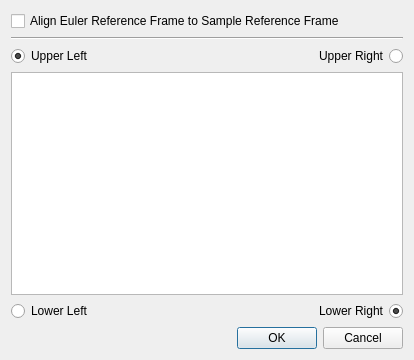
Qt form Source/Plugins/EbsdImport/UI/EbsdReferenceFrameDialog.ui (BlueQuartzSoftware/DREAM3D) before a commit.
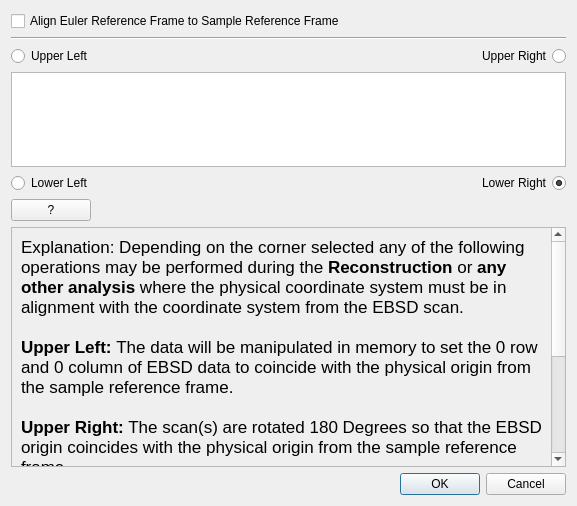
The same form after that commit.

Commit message: Adding long explanation of the reference frame transform. Removing widgets from the grain generator that are not being used currently

Diff of the .ui file:
```diff
--- a/Source/Plugins/EbsdImport/UI/EbsdReferenceFrameDialog.ui
+++ b/Source/Plugins/EbsdImport/UI/EbsdReferenceFrameDialog.ui
@@ -6,15 +6,15 @@
    <rect>
     <x>0</x>
     <y>0</y>
-    <width>414</width>
-    <height>360</height>
+    <width>577</width>
+    <height>506</height>
    </rect>
   </property>
   <property name="windowTitle">
    <string>Advanced Reference Frame Options</string>
   </property>
   <layout class="QGridLayout" name="gridLayout">
-   <item row="6" column="0" colspan="2">
+   <item row="7" column="0" colspan="2">
     <widget class="QDialogButtonBox" name="buttonBox">
      <property name="orientation">
       <enum>Qt::Horizontal</enum>
@@ -33,7 +33,7 @@
       <string>Ctrl+S</string>
      </property>
      <property name="checked">
-      <bool>true</bool>
+      <bool>false</bool>
      </property>
      <property name="autoExclusive">
       <bool>false</bool>
@@ -94,6 +94,68 @@
      </property>
     </widget>
    </item>
+   <item row="5" column="0">
+    <widget class="QPushButton" name="m_ExplanationBtn">
+     <property name="sizePolicy">
+      <sizepolicy hsizetype="Fixed" vsizetype="Fixed">
+       <horstretch>0</horstretch>
+       <verstretch>0</verstretch>
+      </sizepolicy>
+     </property>
+     <property name="text">
+      <string>?</string>
+     </property>
+     <property name="checkable">
+      <bool>true</bool>
+     </property>
+    </widget>
+   </item>
+   <item row="6" column="0" colspan="2">
+    <widget class="QScrollArea" name="m_ExplanationScrollArea">
+     <property name="widgetResizable">
+      <bool>true</bool>
+     </property>
+     <widget class="QWidget" name="scrollAreaWidgetContents">
+      <property name="geometry">
+       <rect>
+        <x>0</x>
+        <y>0</y>
+        <width>536</width>
+        <height>328</height>
+       </rect>
+      </property>
+      <layout class="QVBoxLayout" name="verticalLayout">
+       <item>
+        <widget class="QLabel" name="m_ExplanationLabel">
+         <property name="font">
+          <font>
+           <pointsize>11</pointsize>
+          </font>
+         </property>
+         <property name="text">
+          <string>&lt;!DOCTYPE HTML PUBLIC &quot;-//W3C//DTD HTML 4.0//EN&quot; &quot;http://www.w3.org/TR/REC-html40/strict.dtd&quot;&gt;
+&lt;html&gt;&lt;head&gt;&lt;meta name=&quot;qrichtext&quot; content=&quot;1&quot; /&gt;&lt;style type=&quot;text/css&quot;&gt;
+p, li { white-space: pre-wrap; }
+&lt;/style&gt;&lt;/head&gt;&lt;body style=&quot; font-family:'Lucida Grande'; font-size:11pt; font-weight:400; font-style:normal;&quot;&gt;
+&lt;p style=&quot; margin-top:0px; margin-bottom:0px; margin-left:0px; margin-right:0px; -qt-block-indent:0; text-indent:0px;&quot;&gt;&lt;span style=&quot; font-size:13pt;&quot;&gt;Explanation: Depending on the corner selected any of the following operations may be performed during the &lt;/span&gt;&lt;span style=&quot; font-size:13pt; font-weight:600;&quot;&gt;Reconstruction &lt;/span&gt;&lt;span style=&quot; font-size:13pt;&quot;&gt;or &lt;/span&gt;&lt;span style=&quot; font-size:13pt; font-weight:600;&quot;&gt;any other analysis&lt;/span&gt;&lt;span style=&quot; font-size:13pt;&quot;&gt; where the physical coordinate system must be in alignment with the coordinate system from the EBSD scan.&lt;/span&gt;&lt;/p&gt;
+&lt;p style=&quot;-qt-paragraph-type:empty; margin-top:0px; margin-bottom:0px; margin-left:0px; margin-right:0px; -qt-block-indent:0; text-indent:0px; font-size:13pt;&quot;&gt;&lt;/p&gt;
+&lt;p style=&quot; margin-top:0px; margin-bottom:0px; margin-left:0px; margin-right:0px; -qt-block-indent:0; text-indent:0px;&quot;&gt;&lt;span style=&quot; font-size:13pt; font-weight:600;&quot;&gt;Upper Left: &lt;/span&gt;&lt;span style=&quot; font-size:13pt;&quot;&gt;The data will be manipulated in memory to set the 0 row and 0 column of EBSD data to coincide with the physical origin from the sample reference frame.&lt;/span&gt;&lt;/p&gt;
+&lt;p style=&quot;-qt-paragraph-type:empty; margin-top:0px; margin-bottom:0px; margin-left:0px; margin-right:0px; -qt-block-indent:0; text-indent:0px; font-size:13pt; font-weight:600;&quot;&gt;&lt;/p&gt;
+&lt;p style=&quot; margin-top:0px; margin-bottom:0px; margin-left:0px; margin-right:0px; -qt-block-indent:0; text-indent:0px;&quot;&gt;&lt;span style=&quot; font-size:13pt; font-weight:600;&quot;&gt;Upper Right:&lt;/span&gt;&lt;span style=&quot; font-size:13pt;&quot;&gt; The scan(s) are rotated 180 Degrees so that the EBSD origin coincides with the physical origin from the sample reference frame.&lt;/span&gt;&lt;/p&gt;
+&lt;p style=&quot;-qt-paragraph-type:empty; margin-top:0px; margin-bottom:0px; margin-left:0px; margin-right:0px; -qt-block-indent:0; text-indent:0px; font-size:13pt; font-weight:600;&quot;&gt;&lt;/p&gt;
+&lt;p style=&quot; margin-top:0px; margin-bottom:0px; margin-left:0px; margin-right:0px; -qt-block-indent:0; text-indent:0px;&quot;&gt;&lt;span style=&quot; font-size:13pt; font-weight:600;&quot;&gt;Lower Right:&lt;/span&gt;&lt;span style=&quot; font-size:13pt;&quot;&gt; The scan(s) are rotated 180 Degrees so that the EBSD origin coincides with the physical origin from the sample reference frame &lt;/span&gt;&lt;span style=&quot; font-size:13pt; font-weight:600;&quot;&gt;AND&lt;/span&gt;&lt;span style=&quot; font-size:13pt;&quot;&gt; the data will be manipulated in memory to set the 0 row and 0 column of EBSD data to coincide with the physical origin from the sample reference frame.&lt;/span&gt;&lt;/p&gt;
+&lt;p style=&quot;-qt-paragraph-type:empty; margin-top:0px; margin-bottom:0px; margin-left:0px; margin-right:0px; -qt-block-indent:0; text-indent:0px; font-size:13pt; font-weight:600;&quot;&gt;&lt;/p&gt;
+&lt;p style=&quot; margin-top:0px; margin-bottom:0px; margin-left:0px; margin-right:0px; -qt-block-indent:0; text-indent:0px;&quot;&gt;&lt;span style=&quot; font-size:13pt; font-weight:600;&quot;&gt;Lower Left:&lt;/span&gt;&lt;span style=&quot; font-size:13pt;&quot;&gt; No transformations will be performed on the data during any analysis.&lt;/span&gt;&lt;/p&gt;&lt;/body&gt;&lt;/html&gt;</string>
+         </property>
+         <property name="wordWrap">
+          <bool>true</bool>
+         </property>
+        </widget>
+       </item>
+      </layout>
+     </widget>
+    </widget>
+   </item>
   </layout>
  </widget>
  <resources/>
```
Left out of the diff: 8 changed lines with no effect on the pictures. The commit also changes 6 other files.
